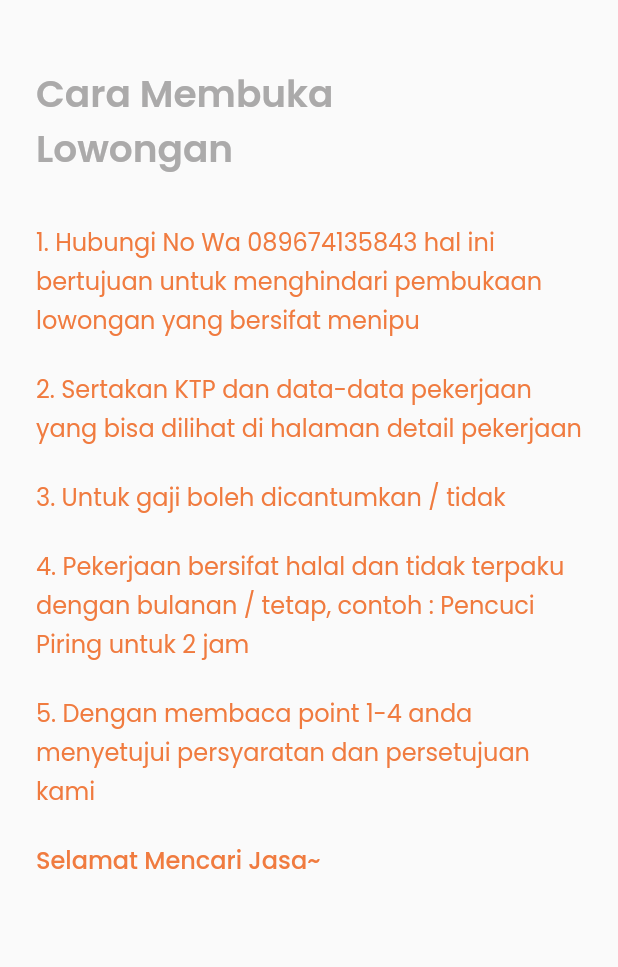
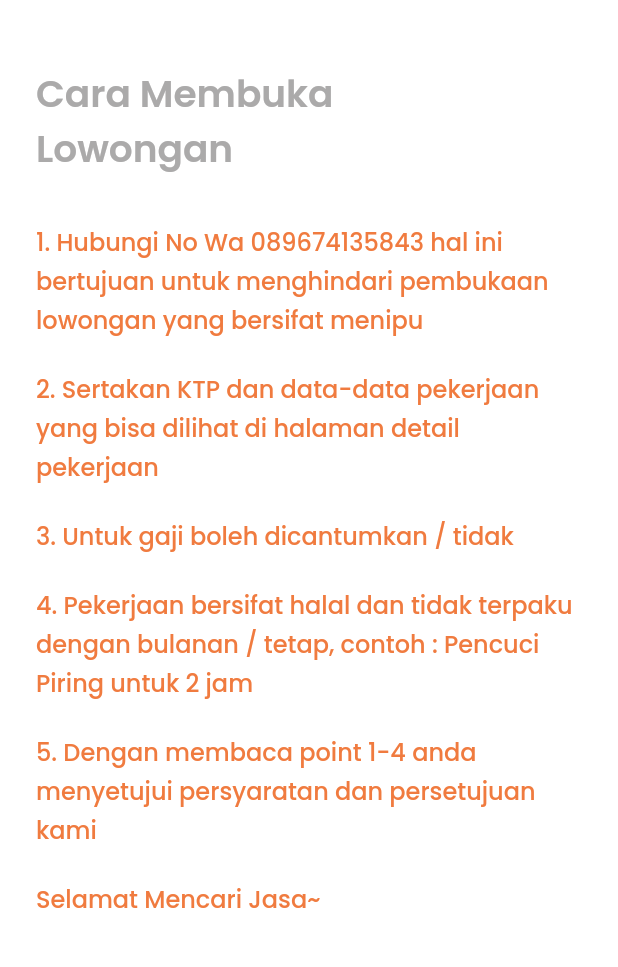
Before and after one commit to nuhptr/nuwai-app, a Flutter app: the GuidePage screen opened by its route, on a phone screen of 412 x 824 dp, the part 126-1093 px from its top. Run offline on Flutter 3.47's test engine with Material 2 defaults, Android fonts, the phone set to English and light mode, and no system bars; our stand-ins replace google_fonts.

Commit message:
update color scaffold

```diff
--- a/lib/pages/guide_page.dart
+++ b/lib/pages/guide_page.dart
@@ -22,7 +22,7 @@ class GuidePage extends StatelessWidget {
                 children: [
                   IconButton(
                     onPressed: () {
-                      Navigator.pushNamed(context, "/profile");
+                      Navigator.pushNamed(context, "/main");
                     },
                     icon: Icon(
                       Icons.arrow_back_ios,
@@ -49,7 +49,7 @@ class GuidePage extends StatelessWidget {
               ),
               Text(
                 "1. Hubungi No Wa 089674135843 hal ini bertujuan untuk menghindari pembukaan lowongan yang bersifat menipu",
-                style: poppinsRegular.copyWith(
+                style: poppinsMedium.copyWith(
                   color: orangeColor,
                   fontSize: 16,
                   height: 1.6,
@@ -61,7 +61,7 @@ class GuidePage extends StatelessWidget {
               ),
               Text(
                 "2. Sertakan KTP dan data-data pekerjaan yang bisa dilihat di halaman detail pekerjaan",
-                style: poppinsRegular.copyWith(
+                style: poppinsMedium.copyWith(
                   color: orangeColor,
                   fontSize: 16,
                   height: 1.6,
@@ -73,7 +73,7 @@ class GuidePage extends StatelessWidget {
               ),
               Text(
                 "3. Untuk gaji boleh dicantumkan / tidak",
-                style: poppinsRegular.copyWith(
+                style: poppinsMedium.copyWith(
                   color: orangeColor,
                   fontSize: 16,
                   height: 1.6,
@@ -85,7 +85,7 @@ class GuidePage extends StatelessWidget {
               ),
               Text(
                 "4. Pekerjaan bersifat halal dan tidak terpaku dengan bulanan / tetap, contoh : Pencuci Piring untuk 2 jam ",
-                style: poppinsRegular.copyWith(
+                style: poppinsMedium.copyWith(
                   color: orangeColor,
                   fontSize: 16,
                   height: 1.6,
@@ -97,7 +97,7 @@ class GuidePage extends StatelessWidget {
               ),
               Text(
                 "5. Dengan membaca point 1-4 anda menyetujui persyaratan dan persetujuan kami",
-                style: poppinsRegular.copyWith(
+                style: poppinsMedium.copyWith(
                   color: orangeColor,
                   fontSize: 16,
                   height: 1.6,
@@ -123,6 +123,7 @@ class GuidePage extends StatelessWidget {
     }
 
     return Scaffold(
+      backgroundColor: Colors.white,
       body: body(),
     );
   }
--- a/lib/pages/home_page.dart
+++ b/lib/pages/home_page.dart
@@ -200,6 +200,7 @@ class _HomePageState extends State<HomePage> {
     }
 
     return Scaffold(
+      backgroundColor: Colors.white,
       body: SafeArea(
         child: ListView(
           physics: BouncingScrollPhysics(),
--- a/lib/pages/login_page.dart
+++ b/lib/pages/login_page.dart
@@ -248,6 +248,7 @@ class _LoginPageState extends State<LoginPage> {
     }
 
     return Scaffold(
+      backgroundColor: Colors.white,
       body: SafeArea(
         child: SingleChildScrollView(
           physics: BouncingScrollPhysics(),
--- a/lib/pages/main_page.dart
+++ b/lib/pages/main_page.dart
@@ -97,6 +97,7 @@ class _MainPageState extends State<MainPage> {
     }
 
     return Scaffold(
+      backgroundColor: Colors.white,
       body: body()!,
       floatingActionButtonLocation: FloatingActionButtonLocation.centerFloat,
       floatingActionButton: Padding(
--- a/lib/pages/profile_page.dart
+++ b/lib/pages/profile_page.dart
@@ -72,6 +72,7 @@ class ProfilePage extends StatelessWidget {
     }
 
     return Scaffold(
+      backgroundColor: Colors.white,
       body: SafeArea(
         child: SingleChildScrollView(
           padding: EdgeInsets.symmetric(horizontal: defaultMargin),
--- a/lib/pages/register_page.dart
+++ b/lib/pages/register_page.dart
@@ -231,6 +231,7 @@ class _RegisterPageState extends State<RegisterPage> {
     }
 
     return Scaffold(
+      backgroundColor: Colors.white,
       body: SafeArea(
         child: ListView(
           padding: EdgeInsets.symmetric(horizontal: defaultMargin),
--- a/lib/pages/splash_page.dart
+++ b/lib/pages/splash_page.dart
@@ -29,6 +29,7 @@ class _SplashPageState extends State<SplashPage> {
   @override
   Widget build(BuildContext context) {
     return Scaffold(
+        backgroundColor: Colors.white,
         body: Center(
           child: Container(
             width: 130,
--- a/lib/pages/started_page.dart
+++ b/lib/pages/started_page.dart
@@ -96,6 +96,7 @@ class StartedPage extends StatelessWidget {
     }
 
     return Scaffold(
+      backgroundColor: Colors.white,
       resizeToAvoidBottomInset: false,
       body: SafeArea(
         child: Column(
--- a/lib/widget/content_profile.dart
+++ b/lib/widget/content_profile.dart
@@ -33,7 +33,7 @@ class ContentProfile extends StatelessWidget {
               text!,
               maxLines: 1,
               overflow: TextOverflow.ellipsis,
-              style: poppinsSemiBold.copyWith(fontSize: 16, color: orangeColor),
+              style: poppinsMedium.copyWith(fontSize: 16, color: orangeColor),
             ),
             IconButton(
               onPressed: (ontap != null) ? ontap! : null,
```
Also changed, not shown: lib/pages/search_page.dart (+70 -3 lines). Lines whose indentation alone changed are shown as unchanged.
